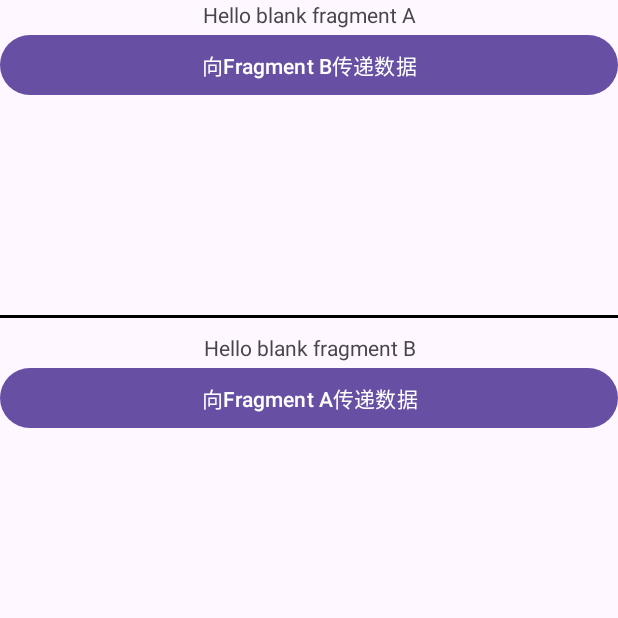
After one commit to tiezhi00/FragmentTest, an Android app: the FragementPassBetweenActivity screen opened directly, with no data from a screen before it, on a phone screen of 412 x 824 dp, the top half of it. The commit adds this screen. Run offline under Robolectric (Android 15) with nearby library versions, the phone set to English and light mode, and no system bars.

Commit message:
提交Fragemnet之间互相传递数据

```diff
--- a/app/src/main/AndroidManifest.xml
+++ b/app/src/main/AndroidManifest.xml
@@ -13,6 +13,9 @@
         android:theme="@style/Theme.FragmentTest"
         tools:targetApi="31">
         <activity
+            android:name=".datapass.FragementPassBetweenActivity"
+            android:exported="false" />
+        <activity
             android:name=".DynamicFragemnetActivity"
             android:exported="false" />
         <activity
--- /dev/null
+++ b/app/src/main/java/com/app/fragmenttest/datapass/FragementPassBetweenActivity.java
@@ -0,0 +1,41 @@
+package com.app.fragmenttest.datapass;
+
+import android.os.Bundle;
+
+import androidx.activity.EdgeToEdge;
+import androidx.appcompat.app.AppCompatActivity;
+import androidx.core.graphics.Insets;
+import androidx.core.view.ViewCompat;
+import androidx.core.view.WindowInsetsCompat;
+
+import com.app.fragmenttest.R;
+
+public class FragementPassBetweenActivity extends AppCompatActivity {
+    private FragmentPassA fragmentPassA;
+    private FragmentPassB fragmentPassB;
+
+    @Override
+    protected void onCreate(Bundle savedInstanceState) {
+        super.onCreate(savedInstanceState);
+        EdgeToEdge.enable(this);
+        setContentView(R.layout.activity_fragement_pass_between);
+        fragmentPassA = new FragmentPassA();
+        fragmentPassB = new FragmentPassB();
+
+
+        getSupportFragmentManager().beginTransaction()
+                .replace(R.id.fcv_a, fragmentPassA)
+                .commit();
+        getSupportFragmentManager().beginTransaction()
+                .replace(R.id.fcv_b, fragmentPassB)
+                .commit();
+    }
+
+    public FragmentPassA getFragmentPassA() {
+        return fragmentPassA;
+    }
+
+    public FragmentPassB getFragmentPassB() {
+        return fragmentPassB;
+    }
+}
--- /dev/null
+++ b/app/src/main/java/com/app/fragmenttest/datapass/FragmentPassA.java
@@ -0,0 +1,58 @@
+package com.app.fragmenttest.datapass;
+
+import android.os.Bundle;
+
+import androidx.annotation.NonNull;
+import androidx.annotation.Nullable;
+import androidx.fragment.app.Fragment;
+
+import android.view.LayoutInflater;
+import android.view.View;
+import android.view.ViewGroup;
+import android.widget.Button;
+import android.widget.TextView;
+
+import com.app.fragmenttest.R;
+
+
+public class FragmentPassA extends Fragment {
+
+    private TextView tv_content;
+    private Button btn_pass;
+    private String content;
+    public void setContent(String content) {
+        this.content = content;
+        tv_content.setText(content);
+    }
+
+    public FragmentPassA() {
+    }
+
+    @Override
+    public void onCreate(Bundle savedInstanceState) {
+        super.onCreate(savedInstanceState);
+    }
+
+    @Override
+    public View onCreateView(LayoutInflater inflater, ViewGroup container,
+                             Bundle savedInstanceState) {
+        return inflater.inflate(R.layout.fragment_pass_a, container, false);
+    }
+
+    @Override
+    public void onViewCreated(@NonNull View view, @Nullable Bundle savedInstanceState) {
+        super.onViewCreated(view, savedInstanceState);
+        tv_content = view.findViewById(R.id.tv_content_a);
+        btn_pass = view.findViewById(R.id.btn_pass_a);
+        btn_pass.setOnClickListener(new View.OnClickListener() {
+            @Override
+            public void onClick(View v) {
+                //向 FragmentPassB 传递数据
+                FragmentPassB fragmentPassB = (FragmentPassB) getParentFragmentManager().findFragmentById(R.id.fcv_b);
+                if(fragmentPassB != null) {
+                    fragmentPassB.setContent("Data from Fragment A");
+                }
+            }
+        });
+    }
+}
--- /dev/null
+++ b/app/src/main/java/com/app/fragmenttest/datapass/FragmentPassB.java
@@ -0,0 +1,58 @@
+package com.app.fragmenttest.datapass;
+
+import android.os.Bundle;
+
+import androidx.annotation.NonNull;
+import androidx.annotation.Nullable;
+import androidx.fragment.app.Fragment;
+
+import android.view.LayoutInflater;
+import android.view.View;
+import android.view.ViewGroup;
+import android.widget.Button;
+import android.widget.TextView;
+
+import com.app.fragmenttest.R;
+
+
+public class FragmentPassB extends Fragment {
+
+    private TextView tv_content;
+    private Button btn_pass;
+    private String content;
+    public void setContent(String content) {
+        this.content = content;
+        tv_content.setText(content);
+    }
+
+    public FragmentPassB() {
+    }
+
+    @Override
+    public void onCreate(Bundle savedInstanceState) {
+        super.onCreate(savedInstanceState);
+    }
+
+    @Override
+    public View onCreateView(LayoutInflater inflater, ViewGroup container,
+                             Bundle savedInstanceState) {
+        return inflater.inflate(R.layout.fragment_pass_b, container, false);
+    }
+
+    @Override
+    public void onViewCreated(@NonNull View view, @Nullable Bundle savedInstanceState) {
+        super.onViewCreated(view, savedInstanceState);
+        tv_content = view.findViewById(R.id.tv_content_b);
+        btn_pass = view.findViewById(R.id.btn_pass_b);
+        btn_pass.setOnClickListener(new View.OnClickListener() {
+            @Override
+            public void onClick(View v) {
+                //向 FragmentPassA 传递数据
+                FragmentPassA fragmentPassA = ((FragementPassBetweenActivity)getActivity()).getFragmentPassA();
+                if(fragmentPassA != null) {
+                    fragmentPassA.setContent("Data from Fragment B");
+                }
+            }
+        });
+    }
+}
--- /dev/null
+++ b/app/src/main/res/layout/activity_fragement_pass_between.xml
@@ -0,0 +1,27 @@
+<?xml version="1.0" encoding="utf-8"?>
+<LinearLayout xmlns:android="http://schemas.android.com/apk/res/android"
+    xmlns:app="http://schemas.android.com/apk/res-auto"
+    xmlns:tools="http://schemas.android.com/tools"
+    android:id="@+id/main"
+    android:layout_width="match_parent"
+    android:layout_height="match_parent"
+    android:orientation="vertical"
+    tools:context=".datapass.FragementPassBetweenActivity">
+
+    <androidx.fragment.app.FragmentContainerView
+        android:id="@+id/fcv_a"
+        android:layout_width="match_parent"
+        android:layout_height="200dp" />
+
+    <View
+        android:layout_width="match_parent"
+        android:layout_height="2dp"
+        android:layout_marginTop="10dp"
+        android:layout_marginBottom="10dp"
+        android:background="@color/black" />
+
+    <androidx.fragment.app.FragmentContainerView
+        android:id="@+id/fcv_b"
+        android:layout_width="match_parent"
+        android:layout_height="200dp" />
+</LinearLayout>
--- /dev/null
+++ b/app/src/main/res/layout/fragment_pass_a.xml
@@ -0,0 +1,22 @@
+<?xml version="1.0" encoding="utf-8"?>
+<LinearLayout xmlns:android="http://schemas.android.com/apk/res/android"
+    xmlns:tools="http://schemas.android.com/tools"
+    android:layout_width="match_parent"
+    android:layout_height="match_parent"
+    android:orientation="vertical"
+    tools:context=".datapass.FragmentPassA">
+
+    <TextView
+        android:id="@+id/tv_content_a"
+        android:layout_width="match_parent"
+        android:layout_height="wrap_content"
+        android:gravity="center_horizontal"
+        android:text="Hello blank fragment A" />
+
+    <Button
+        android:id="@+id/btn_pass_a"
+        android:layout_width="match_parent"
+        android:layout_height="wrap_content"
+        android:text="向Fragment B传递数据" />
+
+</LinearLayout>
--- /dev/null
+++ b/app/src/main/res/layout/fragment_pass_b.xml
@@ -0,0 +1,22 @@
+<?xml version="1.0" encoding="utf-8"?>
+<LinearLayout xmlns:android="http://schemas.android.com/apk/res/android"
+    xmlns:tools="http://schemas.android.com/tools"
+    android:layout_width="match_parent"
+    android:layout_height="match_parent"
+    android:orientation="vertical"
+    tools:context=".datapass.FragmentPassB">
+
+    <TextView
+        android:id="@+id/tv_content_b"
+        android:layout_width="match_parent"
+        android:layout_height="wrap_content"
+        android:gravity="center_horizontal"
+        android:text="Hello blank fragment B" />
+
+    <Button
+        android:id="@+id/btn_pass_b"
+        android:layout_width="match_parent"
+        android:layout_height="wrap_content"
+        android:text="向Fragment A传递数据" />
+
+</LinearLayout>
```
Also changed, not shown: app/src/main/java/com/app/fragmenttest/MainActivity.java (+8 -0 lines), app/src/main/java/com/app/fragmenttest/fragment/BlankFragment.java (deleted, +0 -66 lines), app/src/main/res/layout/activity_main.xml (+8 -0 lines), app/src/main/res/layout/fragment_blank.xml (deleted, +0 -14 lines).
